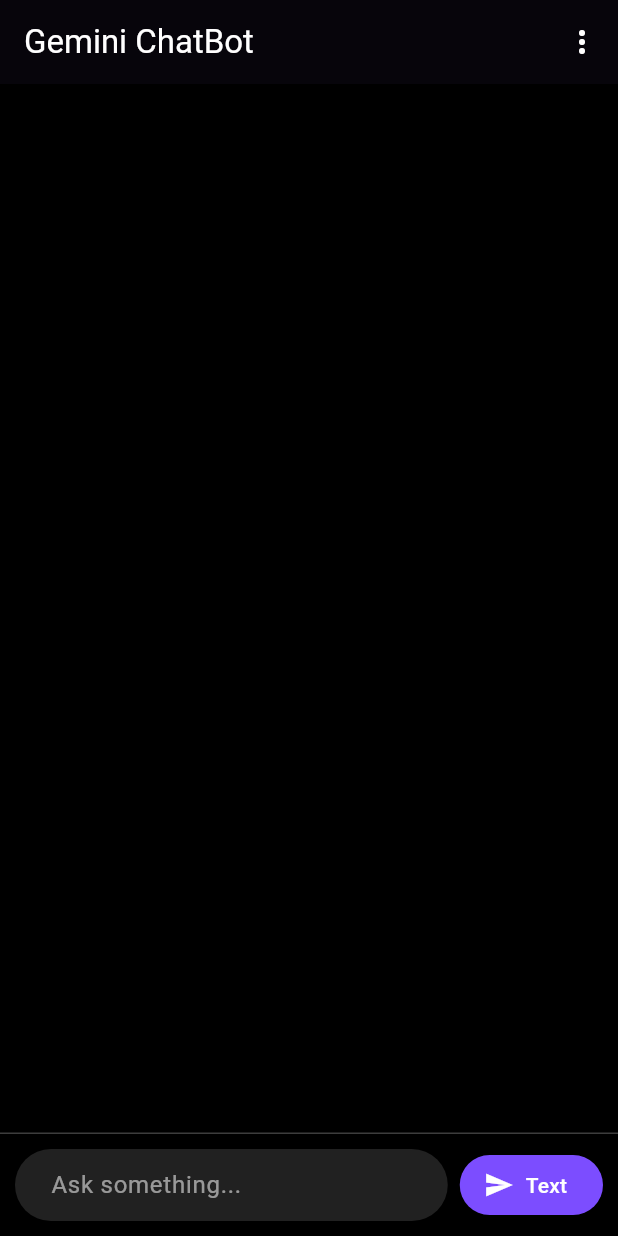
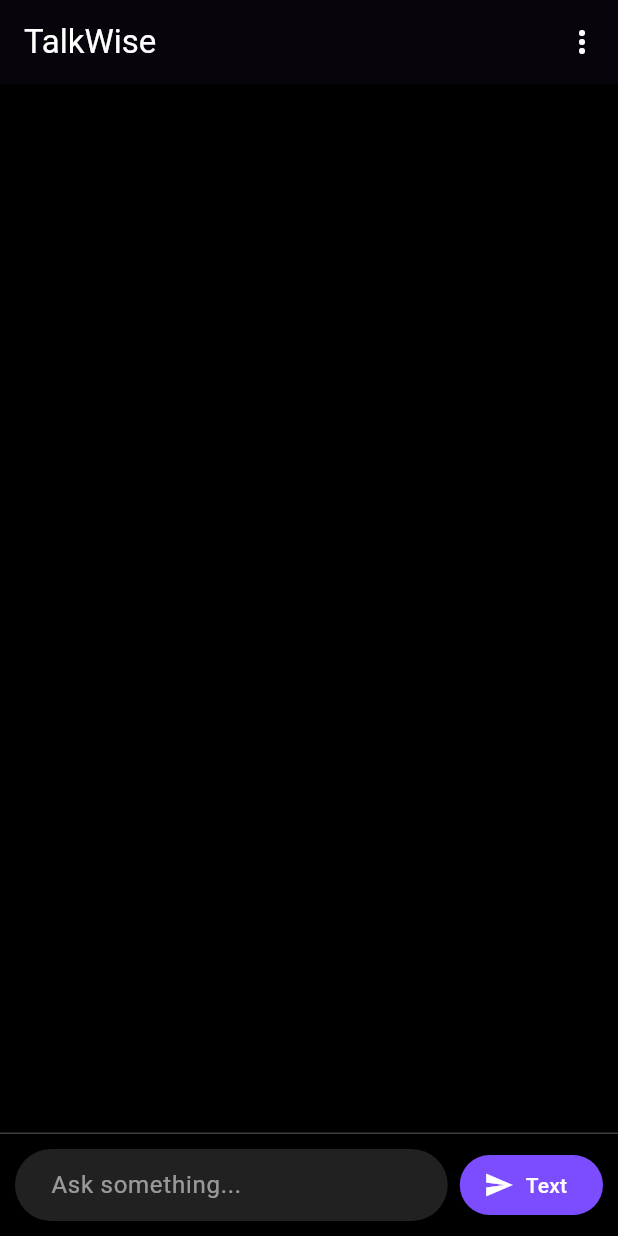
Before and after one commit to AbdulMoiz5702/TalkWise, a Flutter app: the screen it shows after launch, on a phone screen of 412 x 824 dp. Run offline on Flutter 3.47's test engine with Material 3 defaults, Android fonts, the phone set to English and light mode, and no system bars; our stand-ins replace flutter_bloc, hydrated_bloc.

```diff
--- a/lib/Views/Screens/gemini_page.dart
+++ b/lib/Views/Screens/gemini_page.dart
@@ -38,7 +38,6 @@ class _GeminiPageState extends State<GeminiPage> {
   void _replaceThinkingMessage({String? text, String? imageBase64}) {
     if (_isThinking) {
       setState(() {
-        // Remove last temporary message
         _chatHistory.removeWhere((c) => c.isTemporary);
         _chatHistory.add(
           _ChatBubble(
@@ -75,7 +74,7 @@ class _GeminiPageState extends State<GeminiPage> {
       appBar: AppBar(
         backgroundColor: Colors.black,
         elevation: 2,
-        title: const Text('Gemini ChatBot', style: TextStyle(color: Colors.white)),
+        title: const Text('TalkWise', style: TextStyle(color: Colors.white)),
         actions: [
           PopupMenuButton<String>(
             initialValue: _selectedMode,
```
Also changed, not shown: 5 other files.
